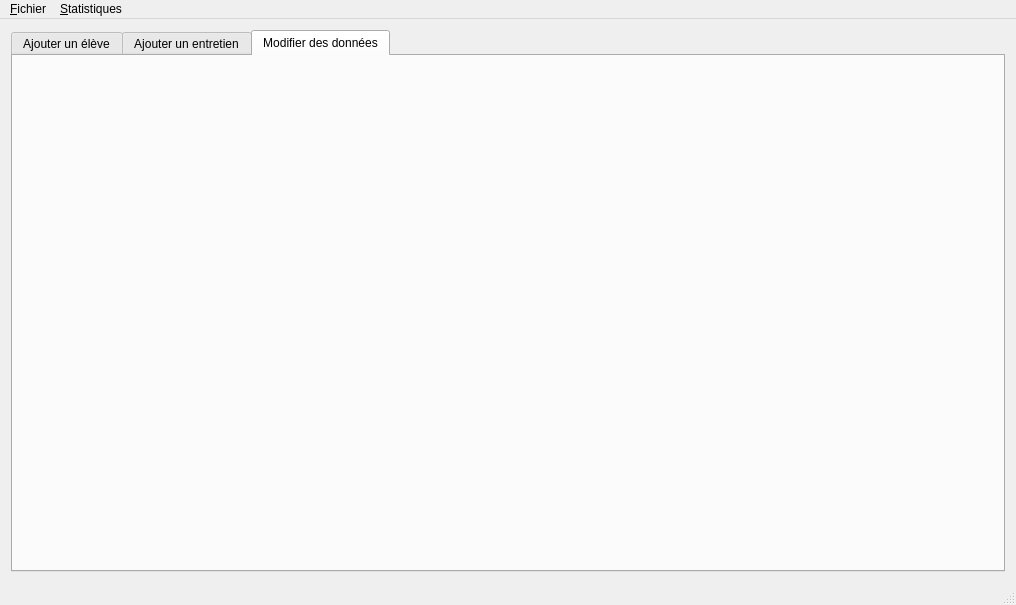
Before: the Qt Designer form mainwindow.ui in Nexyll/leaspas, drawn with Qt 5.
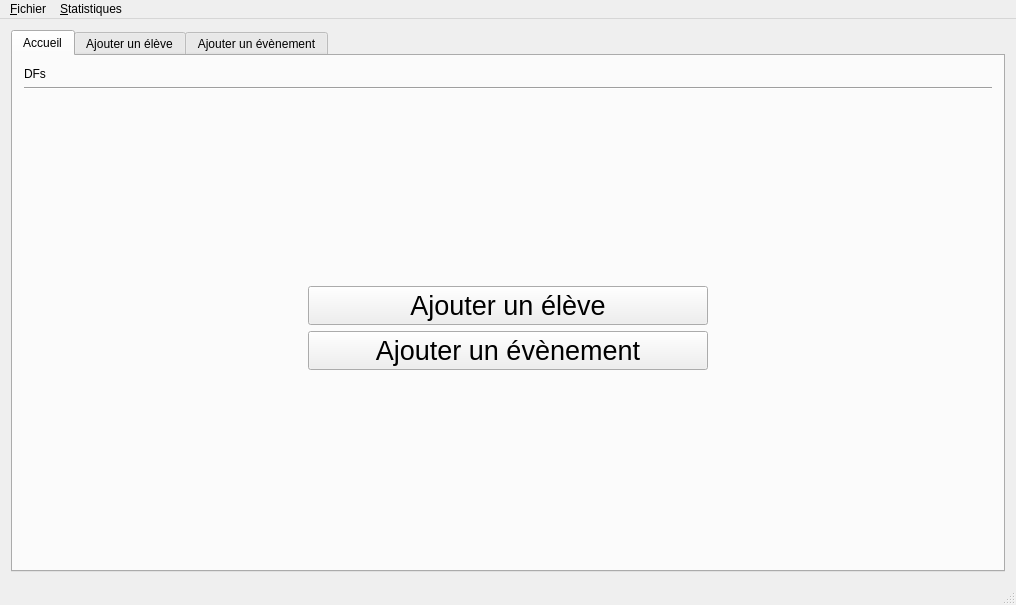
After: the same form once the commit is applied. The open tabs and pages were chosen to show the change.

What changed in the file:
```diff
--- a/mainwindow.ui
+++ b/mainwindow.ui
@@ -20,19 +20,101 @@
       <property name="currentIndex">
        <number>2</number>
       </property>
-      <widget class="QWidget" name="tab">
+      <widget class="QWidget" name="tab_accueil">
+       <attribute name="title">
+        <string>Accueil</string>
+       </attribute>
+       <layout class="QVBoxLayout" name="verticalLayout_2">
+        <item>
+         <widget class="QLabel" name="label">
+          <property name="text">
+           <string>DFs</string>
+          </property>
+         </widget>
+        </item>
+        <item>
+         <widget class="Line" name="line">
+          <property name="orientation">
+           <enum>Qt::Horizontal</enum>
+          </property>
+         </widget>
+        </item>
+        <item>
+         <spacer name="verticalSpacer">
+          <property name="orientation">
+           <enum>Qt::Vertical</enum>
+          </property>
+          <property name="sizeHint" stdset="0">
+           <size>
+            <width>20</width>
+            <height>40</height>
+           </size>
+          </property>
+         </spacer>
+        </item>
+        <item>
+         <layout class="QGridLayout" name="gridLayout">
+          <item row="0" column="0">
+           <widget class="QPushButton" name="pb_accueil_ajout_eleve">
+            <property name="maximumSize">
+             <size>
+              <width>400</width>
+              <height>16777215</height>
+             </size>
+            </property>
+            <property name="font">
+             <font>
+              <pointsize>20</pointsize>
+             </font>
+            </property>
+            <property name="text">
+             <string>Ajouter un élève</string>
+            </property>
+           </widget>
+          </item>
+          <item row="1" column="0">
+           <widget class="QPushButton" name="pb_accueil_ajout_evt">
+            <property name="maximumSize">
+             <size>
+              <width>400</width>
+              <height>16777215</height>
+             </size>
+            </property>
+            <property name="font">
+             <font>
+              <pointsize>20</pointsize>
+             </font>
+            </property>
+            <property name="text">
+             <string>Ajouter un évènement</string>
+            </property>
+           </widget>
+          </item>
+         </layout>
+        </item>
+        <item>
+         <spacer name="verticalSpacer_2">
+          <property name="orientation">
+           <enum>Qt::Vertical</enum>
+          </property>
+          <property name="sizeHint" stdset="0">
+           <size>
+            <width>20</width>
+            <height>40</height>
+           </size>
+          </property>
+         </spacer>
+        </item>
+       </layout>
+      </widget>
+      <widget class="QWidget" name="tab_eleve_view">
        <attribute name="title">
         <string>Ajouter un élève</string>
        </attribute>
       </widget>
       <widget class="QWidget" name="tab_2">
        <attribute name="title">
-        <string>Ajouter un entretien</string>
-       </attribute>
-      </widget>
-      <widget class="QWidget" name="tab_3">
-       <attribute name="title">
-        <string>Modifier des données</string>
+        <string>Ajouter un évènement</string>
        </attribute>
       </widget>
      </widget>
```
Left out of the diff: 4 changed lines with no effect on the pictures.
